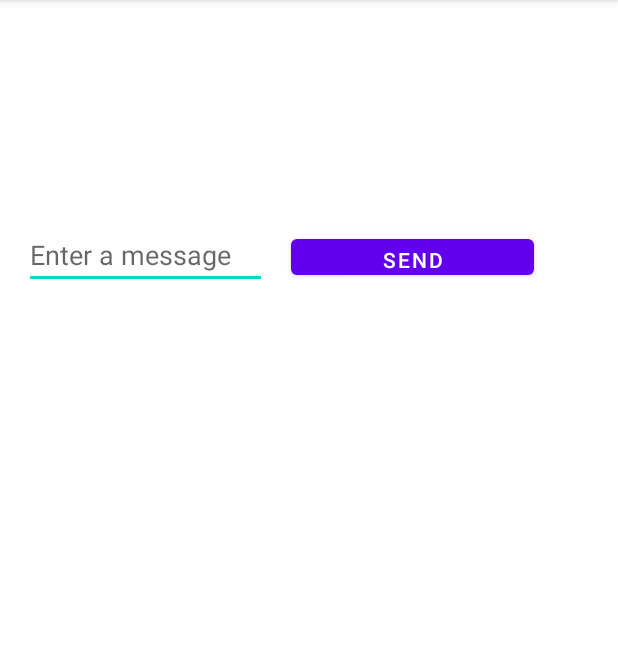
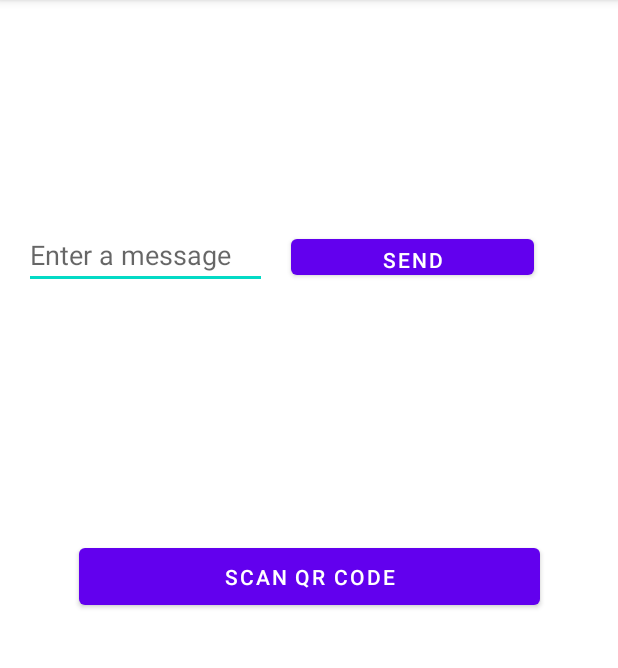
Before and after one commit to LampDM/MyBottles, an Android app: the screen it shows after launch (MainActivity), on a phone screen of 412 x 824 dp, the part 84-752 px from its top. Run offline under Robolectric (Android 15) with nearby library versions, the phone set to English and light mode, and no system bars.

Commit message:
QR code basic working

```diff
--- a/app/build.gradle
+++ b/app/build.gradle
@@ -36,4 +36,5 @@ dependencies {
     testImplementation 'junit:junit:4.+'
     androidTestImplementation 'androidx.test.ext:junit:1.1.1'
     androidTestImplementation 'androidx.test.espresso:espresso-core:3.2.0'
+    implementation 'com.journeyapps:zxing-android-embedded:3.4.0'
 }
--- /dev/null
+++ b/app/src/main/java/com/example/myfirstapp/Capture.java
@@ -0,0 +1,6 @@
+package com.example.myfirstapp;
+
+import com.journeyapps.barcodescanner.CaptureActivity;
+
+public class Capture extends CaptureActivity {
+}
--- a/app/src/main/java/com/example/myfirstapp/MainActivity.java
+++ b/app/src/main/java/com/example/myfirstapp/MainActivity.java
@@ -22,4 +22,10 @@ public class MainActivity extends AppCompatActivity {
         intent.putExtra(EXTRA_MESSAGE, message);
         startActivity(intent);
     }
+
+    /** Called when the user taps the Scan QR button */
+    public void gotoScanQR(View view) {
+        Intent intent = new Intent(this, ScanActivity.class);
+        startActivity(intent);
+    }
 }
--- a/app/src/main/res/layout/activity_main.xml
+++ b/app/src/main/res/layout/activity_main.xml
@@ -36,4 +36,15 @@
         app:layout_constraintEnd_toEndOf="parent"
         app:layout_constraintHorizontal_bias="0.5"
         app:layout_constraintStart_toEndOf="@+id/editTextTextPersonName" />
+
+    <Button
+        android:id="@+id/button2"
+        android:layout_width="307dp"
+        android:layout_height="50dp"
+        android:onClick="gotoScanQR"
+        android:text="@string/button_scan"
+        app:layout_constraintBottom_toBottomOf="parent"
+        app:layout_constraintEnd_toEndOf="parent"
+        app:layout_constraintStart_toStartOf="parent"
+        app:layout_constraintTop_toTopOf="parent" />
 </androidx.constraintlayout.widget.ConstraintLayout>
--- a/app/src/main/res/values/strings.xml
+++ b/app/src/main/res/values/strings.xml
@@ -2,4 +2,5 @@
     <string name="app_name">MyBottles</string>
     <string name="edit_message">Enter a message</string>
     <string name="button_send">Send</string>
+    <string name="button_scan">Scan QR Code</string>
 </resources>
```
Also changed, not shown: app/src/main/AndroidManifest.xml (+18 -1 lines), app/src/main/java/com/example/myfirstapp/ScanActivity.java (added, +77 -0 lines), app/src/main/res/layout/activity_scan.xml (added, +18 -0 lines).
